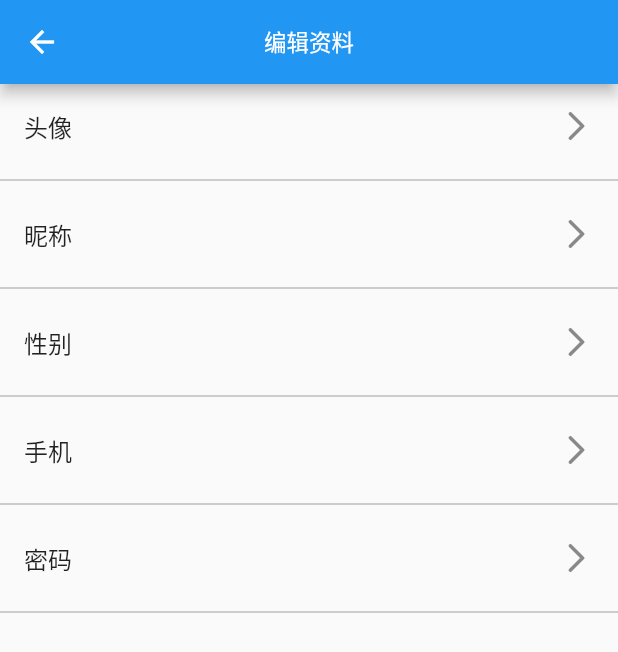
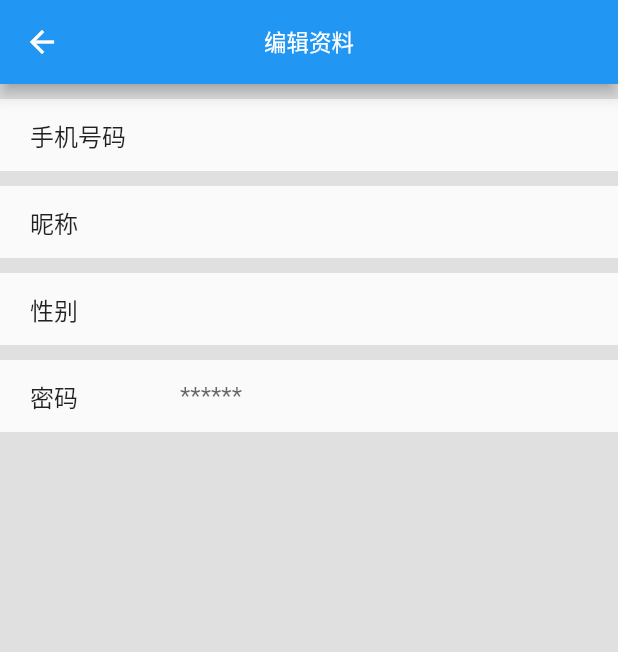
Before and after one commit to Haley-abc/flutter_water, a Flutter app: the PersonalInformationPage screen opened directly, on a phone screen of 412 x 824 dp. Shown: the top 652 px of the screen. Run offline on Flutter 3.47's test engine with Material 2 defaults, Android fonts, the phone set to English and light mode, and no system bars; our stand-ins replace dio, flutter_swiper, fluttertoast; network calls fail.

Commit message:
完善注册

```diff
--- a/water/lib/pages/water/setting/personalInformation.dart
+++ b/water/lib/pages/water/setting/personalInformation.dart
@@ -20,7 +20,7 @@ class _PersonalInformationPageState extends State<PersonalInformationPage> {
     return Scaffold(
       appBar: AppBar(
         title: Text(
-            '编辑资料',
+          '编辑资料',
           style: TextStyle(
             fontSize: APPBARTITLE,
           ),
@@ -40,25 +40,106 @@ class EditDateList extends StatefulWidget {
 }
 
 class _EditDateListState extends State<EditDateList> {
-  final List<String> name = ['头像', '昵称', '性别','手机', '密码'];
+
+  FocusNode phoneFocus = new FocusNode();
+  FocusNode nameFocus = new FocusNode();
+  FocusNode sexFocus = new FocusNode();
+  FocusNode passwordFocus = new FocusNode();
+
+  TextEditingController phoneController = new TextEditingController();
+  TextEditingController nameController = new TextEditingController();
+  TextEditingController sexController = new TextEditingController();
+  TextEditingController passwordController = new TextEditingController();
 
   @override
   Widget build(BuildContext context) {
-    return ListView.builder(
-      itemCount: 5,
-      itemBuilder: (context, index) {
-        return Column(
-          children: <Widget>[
-            ListTile(
-              title: Text(name[index]),
-              trailing: Icon(Icons.arrow_forward_ios_rounded),
+    return Column(
+      children: <Widget>[
+        SizedBox(height: 10.0,child: Container(color: Color.fromRGBO(224, 224, 224, 1))),
+        buildItem('手机号码', phoneFocus, phoneController, 1),
+        buildItem('昵称', nameFocus, nameController, 1),
+        buildItem('性别', sexFocus, sexController, 1),
+        buildPassword(),
+        Expanded(child: Container(color: Color.fromRGBO(224, 224, 224, 1),)),
+      ],
+    );
+  }
+
+  Widget buildItem(String title, FocusNode textFocusNode,
+      TextEditingController textEditingController, int state) {
+    return Column(
+      children: <Widget>[
+        Row(
+          children: [
+            SizedBox(
+              width: 20.0,
             ),
-            Divider(
-              color: Colors.grey,
-            )
+            Container(
+              width: 80.0,
+              child: Text(
+                title,
+                style: TextStyle(fontSize: 16.0),
+              ),
+            ),
+            SizedBox(
+              width: 20.0,
+            ),
+            Expanded(
+                child: TextField(
+              focusNode: textFocusNode,
+              controller: textEditingController,
+              maxLines: 1,
+              cursorColor: Colors.grey,
+              decoration: InputDecoration(
+                border: InputBorder.none,
+                focusedBorder: new UnderlineInputBorder(
+                  // 焦点集中的时候颜色
+                  borderSide: BorderSide(color: Color(0x19000000)),
+                ),
+              ),
+            ))
           ],
-        );
-      },
+        ),
+        SizedBox(height: 10.0,child: Container(color: Color.fromRGBO(224, 224, 224, 1),)),
+      ],
+    );
+  }
+
+  Widget buildPassword() {
+    return Column(
+      children: <Widget>[
+        Row(
+          children: [
+            SizedBox(
+              width: 20.0,
+            ),
+            Container(
+              width: 80.0,
+              child: Text(
+                '密码',
+                style: TextStyle(fontSize: 16.0),
+              ),
+            ),
+            SizedBox(
+              width: 20.0,
+            ),
+            Expanded(
+                child: TextField(
+                  readOnly: true,
+                  maxLines: 1,
+                  decoration: InputDecoration(
+                    border: InputBorder.none,
+                    focusedBorder: new UnderlineInputBorder(
+                      // 焦点集中的时候颜色
+                      borderSide: BorderSide(color: Color(0x19000000)),
+                    ),
+                    hintText: '******',
+                  ),
+                ))
+          ],
+        ),
+        SizedBox(height: 10.0,child: Container(color: Color.fromRGBO(224, 224, 224, 1),)),
+      ],
     );
   }
 }
--- a/water/pubspec.yaml
+++ b/water/pubspec.yaml
@@ -32,6 +32,9 @@ dependencies:
   flutter_swiper: ^1.0.0
   shared_preferences: ^2.0.6
   dio: ^4.0.0
+  image_crop: ^0.4.0
+  image_picker: ^0.8.1+3
+  path_provider: ^2.0.2
 
 dev_dependencies:
   flutter_test:
--- /dev/null
+++ b/新建文本文档.txt
@@ -0,0 +1 @@
+update mysql.user set authentication_string=password('123456') where user='root';
```
Also changed, not shown: water/lib/login/login.dart (+16 -12 lines), water/lib/login/regist.dart (+64 -11 lines), water/pubspec.lock, 2 other files.
